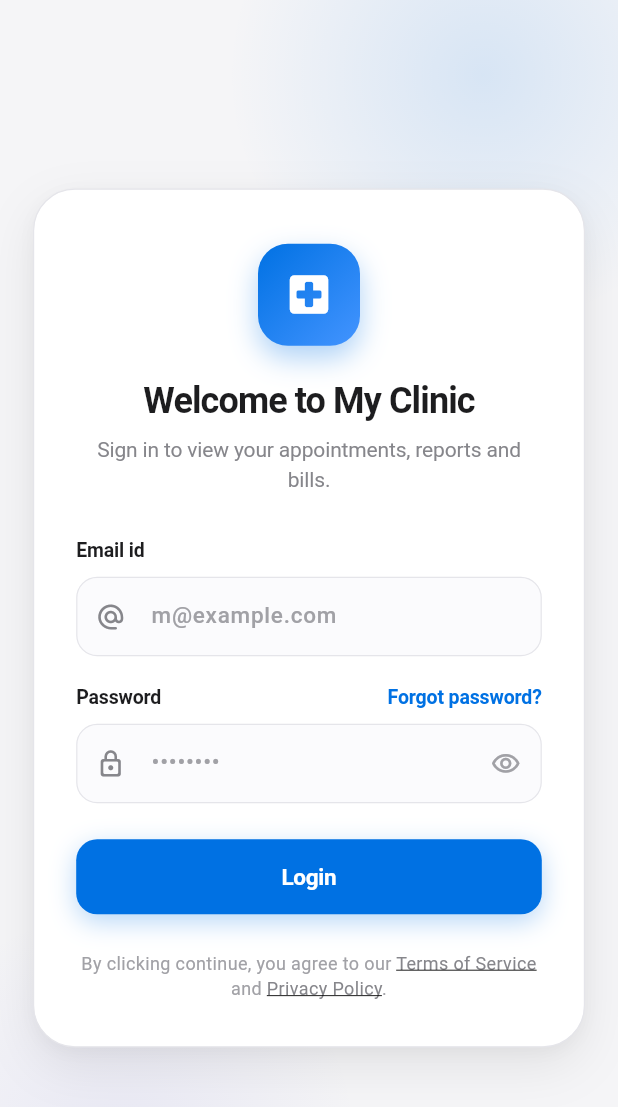
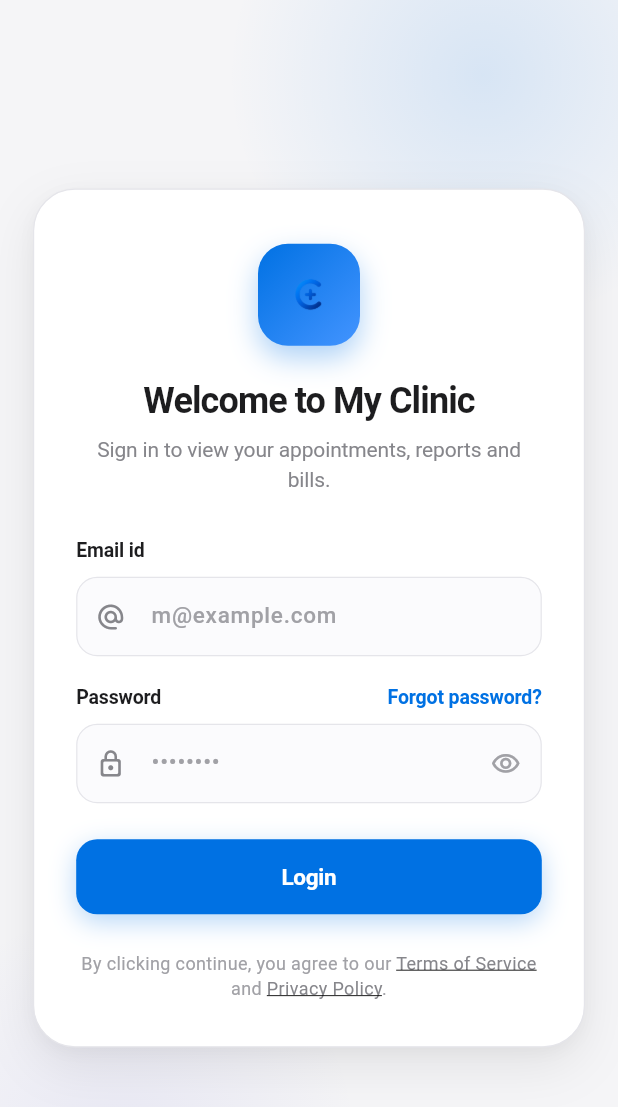
Before and after one commit to Myenum2412/my_patines, a Flutter app: the screen it shows after launch, on a phone screen of 412 x 824 dp. Shown: the top 1107 px of the screen. Run offline on Flutter 3.47's test engine with Material 3 defaults, Android fonts, the phone set to English and light mode, and no system bars; our stand-ins replace image_picker, pdf, video_player; missing offline and left inert: file_saver, pdfx; accounts and stored records are empty.

Commit message:
Use app logo on login screen

```diff
--- a/lib/main.dart
+++ b/lib/main.dart
@@ -277,10 +277,10 @@ class _LoginPageState extends State<LoginPage> {
                     ),
                   ],
                 ),
-                child: const Icon(
-                  Icons.local_hospital_rounded,
-                  color: Colors.white,
-                  size: 34,
+                padding: const EdgeInsets.all(12),
+                child: Image.asset(
+                  'assets/images/logo-mark.png',
+                  fit: BoxFit.contain,
                 ),
               ),
             ),
```
